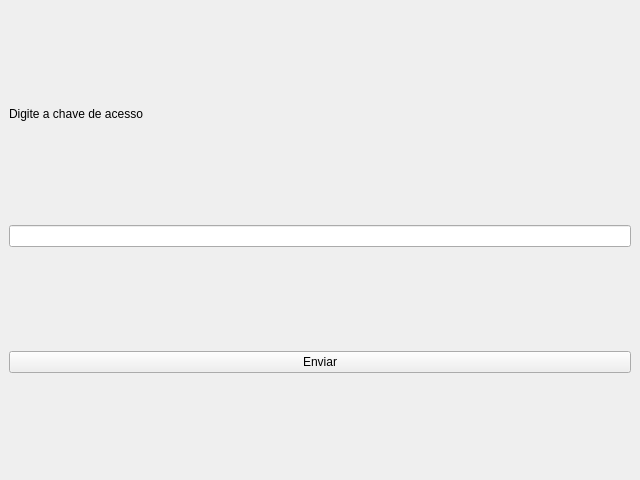
This is registro.ui in igorxavier/DownloaderTinTube as Qt 5 draws it before an edit. The edited form follows.
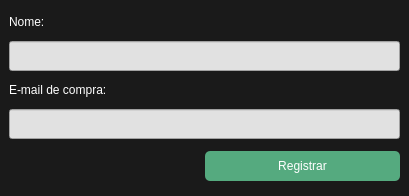
This is the edited form.

Commit message: Registro online funcionando

```diff
--- a/registro.ui
+++ b/registro.ui
@@ -6,12 +6,34 @@
    <rect>
     <x>0</x>
     <y>0</y>
-    <width>640</width>
-    <height>480</height>
+    <width>409</width>
+    <height>196</height>
    </rect>
   </property>
   <property name="windowTitle">
-   <string>MainWindow</string>
+   <string>Tela de registro</string>
+  </property>
+  <property name="styleSheet">
+   <string notr="true">*{
+	background-color: rgb(26, 26, 26);
+}
+QLineEdit, QPushButton, QLabel{
+	color: rgb(255, 255, 255);
+}
+QPushButton{
+	border-radius: 5;
+	background-color: rgb(68, 68, 68);
+}
+QPushButton:hover{
+	background-color: rgb(108, 108, 108);
+}
+QLineEdit{
+	background-color: rgb(225, 225, 225);
+	color: rgb(68, 68, 68);
+}</string>
+  </property>
+  <property name="locale">
+   <locale language="Portuguese" country="Brazil"/>
   </property>
   <widget class="QWidget" name="centralwidget">
    <layout class="QVBoxLayout" name="verticalLayout">
@@ -24,7 +46,7 @@
        </sizepolicy>
       </property>
       <property name="text">
-       <string>Digite a chave de acesso</string>
+       <string>Nome:</string>
       </property>
      </widget>
     </item>
@@ -39,7 +61,7 @@
       <property name="minimumSize">
        <size>
         <width>0</width>
-        <height>0</height>
+        <height>30</height>
        </size>
       </property>
       <property name="sizeIncrement">
@@ -48,20 +70,88 @@
         <height>0</height>
        </size>
       </property>
-      <property name="baseSize">
+      <property name="font">
+       <font>
+        <pointsize>10</pointsize>
+       </font>
+      </property>
+     </widget>
+    </item>
+    <item>
+     <widget class="QLabel" name="label_2">
+      <property name="sizePolicy">
+       <sizepolicy hsizetype="Preferred" vsizetype="Fixed">
+        <horstretch>0</horstretch>
+        <verstretch>0</verstretch>
+       </sizepolicy>
+      </property>
+      <property name="text">
+       <string>E-mail de compra:</string>
+      </property>
+     </widget>
+    </item>
+    <item>
+     <widget class="QLineEdit" name="edit_email">
+      <property name="minimumSize">
        <size>
         <width>0</width>
-        <height>0</height>
+        <height>30</height>
        </size>
       </property>
+      <property name="font">
+       <font>
+        <pointsize>10</pointsize>
+       </font>
+      </property>
      </widget>
     </item>
     <item>
-     <widget class="QPushButton" name="btn_registrar">
-      <property name="text">
-       <string>Enviar</string>
-      </property>
-     </widget>
+     <layout class="QHBoxLayout" name="horizontalLayout">
+      <item>
+       <spacer name="horizontalSpacer">
+        <property name="orientation">
+         <enum>Qt::Horizontal</enum>
+        </property>
+        <property name="sizeHint" stdset="0">
+         <size>
+          <width>40</width>
+          <height>20</height>
+         </size>
+        </property>
+       </spacer>
+      </item>
+      <item>
+       <widget class="QPushButton" name="btn_registrar">
+        <property name="sizePolicy">
+         <sizepolicy hsizetype="Expanding" vsizetype="Fixed">
+          <horstretch>0</horstretch>
+          <verstretch>0</verstretch>
+         </sizepolicy>
+        </property>
+        <property name="minimumSize">
+         <size>
+          <width>0</width>
+          <height>30</height>
+         </size>
+        </property>
+        <property name="cursor">
+         <cursorShape>PointingHandCursor</cursorShape>
+        </property>
+        <property name="styleSheet">
+         <string notr="true">QPushButton{
+	
+	background-color: rgb(85, 170, 127);
+}
+QPushButton:hover{
+	background-color: rgb(62, 125, 93);
+}</string>
+        </property>
+        <property name="text">
+         <string>Registrar</string>
+        </property>
+       </widget>
+      </item>
+     </layout>
     </item>
    </layout>
   </widget>
```
Left out of the diff: 2 changed lines with no effect on the pictures. The commit also changes 5 other files.
